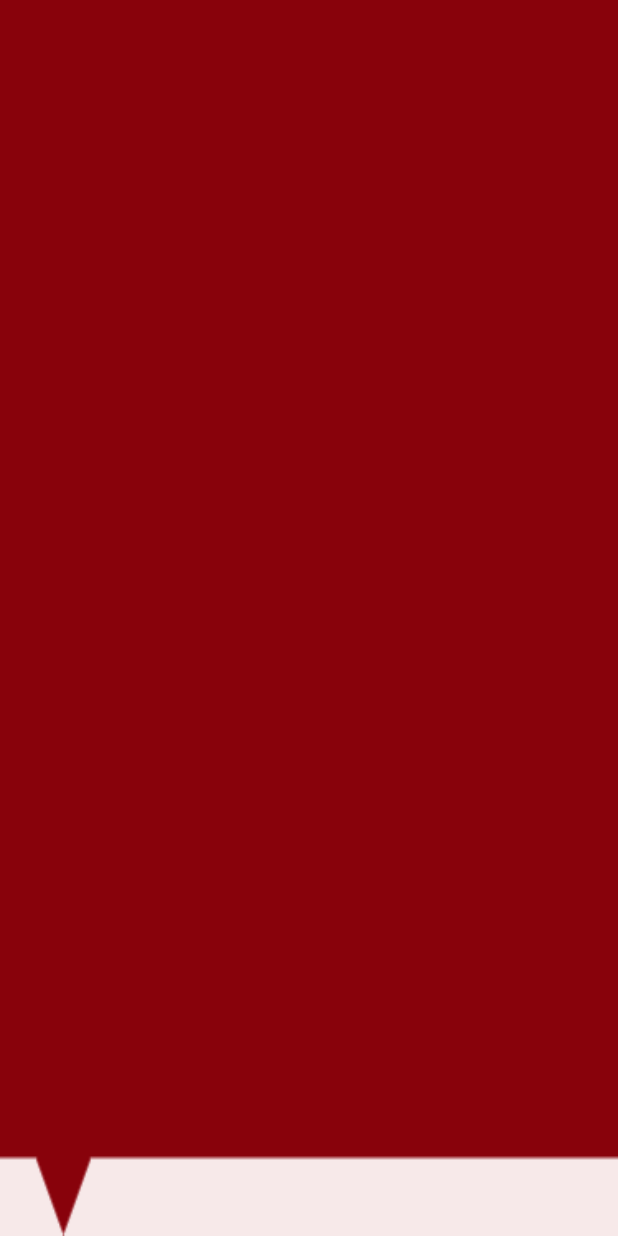
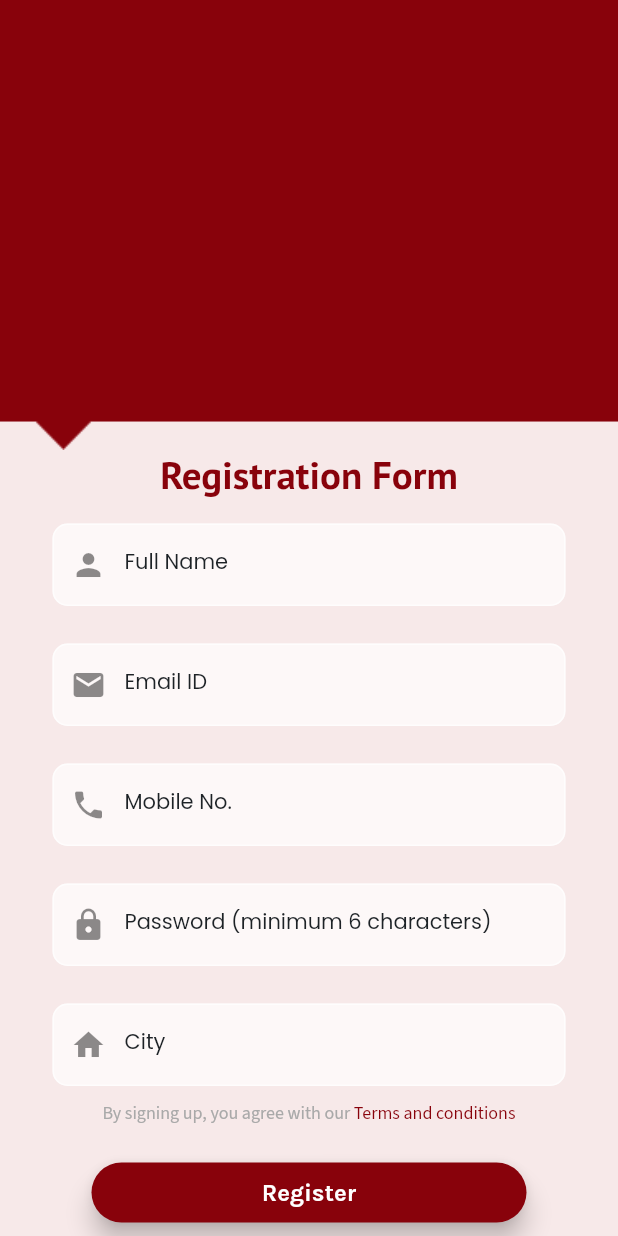
Before and after one commit to kul-deep/Kaamkhoj, a Flutter app: the RegisterPage screen opened directly, on a phone screen of 412 x 824 dp. Run offline on Flutter 3.47's test engine with Material 2 defaults, Android fonts, the phone set to English and light mode, and no system bars; our stand-ins replace carousel_pro, cloud_firestore, email_validator, firebase_auth, google_fonts, share and 2 more; missing offline and left inert: onesignal_flutter; accounts and stored records are empty.

Commit message:
Register Image adjusted

```diff
--- a/lib/loginresgiter/Register.dart
+++ b/lib/loginresgiter/Register.dart
@@ -374,7 +374,7 @@ class _RegisterPageState extends State<RegisterPage> {
                 children: <Widget>[
                   Container(
                     width: MediaQuery.of(context).size.width,
-                    height: MediaQuery.of(context).size.height,
+                    height: 300,
                     decoration: BoxDecoration(
                       image: DecorationImage(
                           fit: BoxFit.fill,
```
